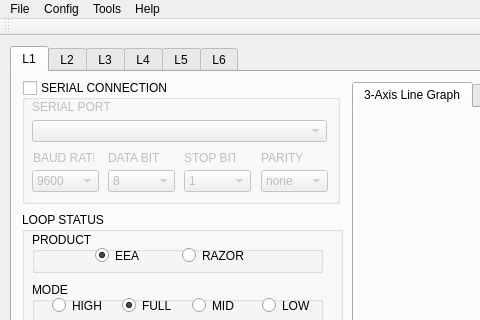
embeddedlinuxer/Sparky, file Sparky/forms/mainwindow.ui: the form before one commit; both pictures show x 0 to 480 and y 0 to 320 of the 1106 by 817 pixel window.
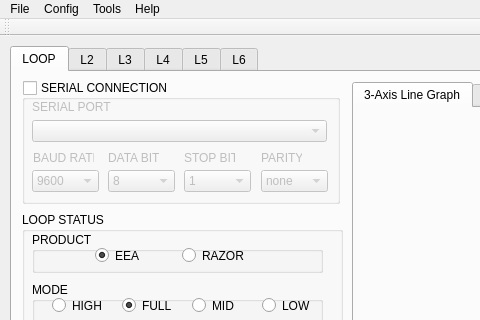
The form after the commit. Icons and pictures are not drawn.

Commit message: single loop version

The edit to the form file:
```diff
--- a/Sparky/forms/mainwindow.ui
+++ b/Sparky/forms/mainwindow.ui
@@ -48,7 +48,7 @@
     </property>
     <widget class="QWidget" name="tab_8">
      <attribute name="title">
-      <string>L1</string>
+      <string>LOOP</string>
      </attribute>
      <widget class="QGroupBox" name="groupBox_18">
       <property name="geometry">
```
The commit also changes 5 other files.
